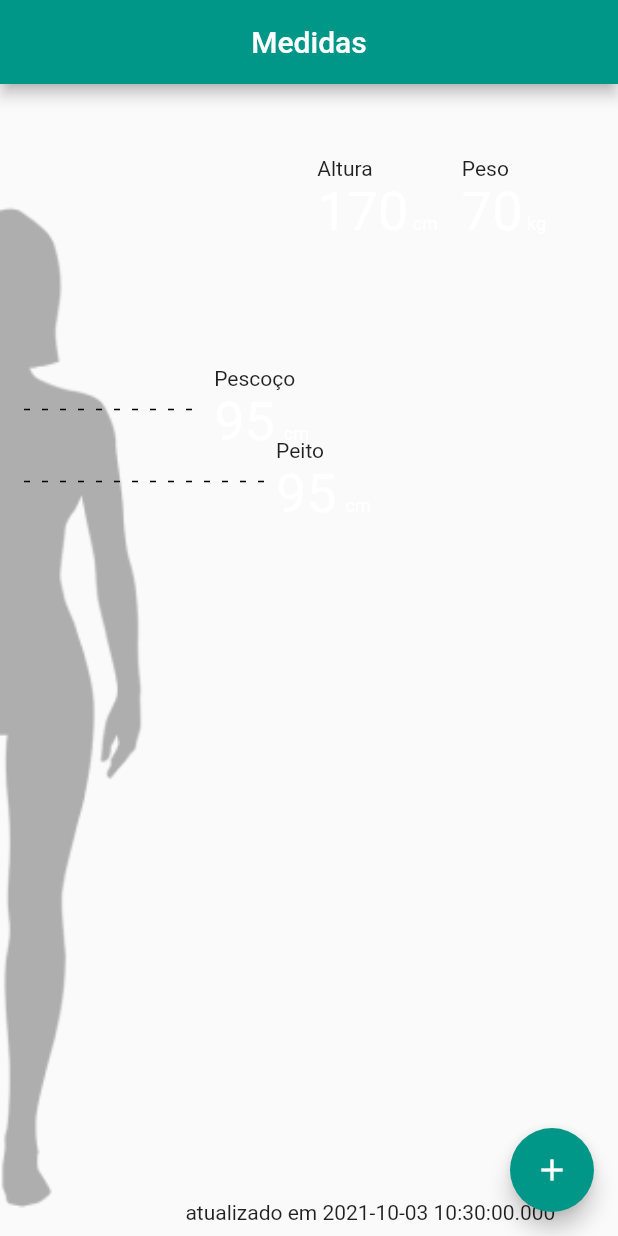
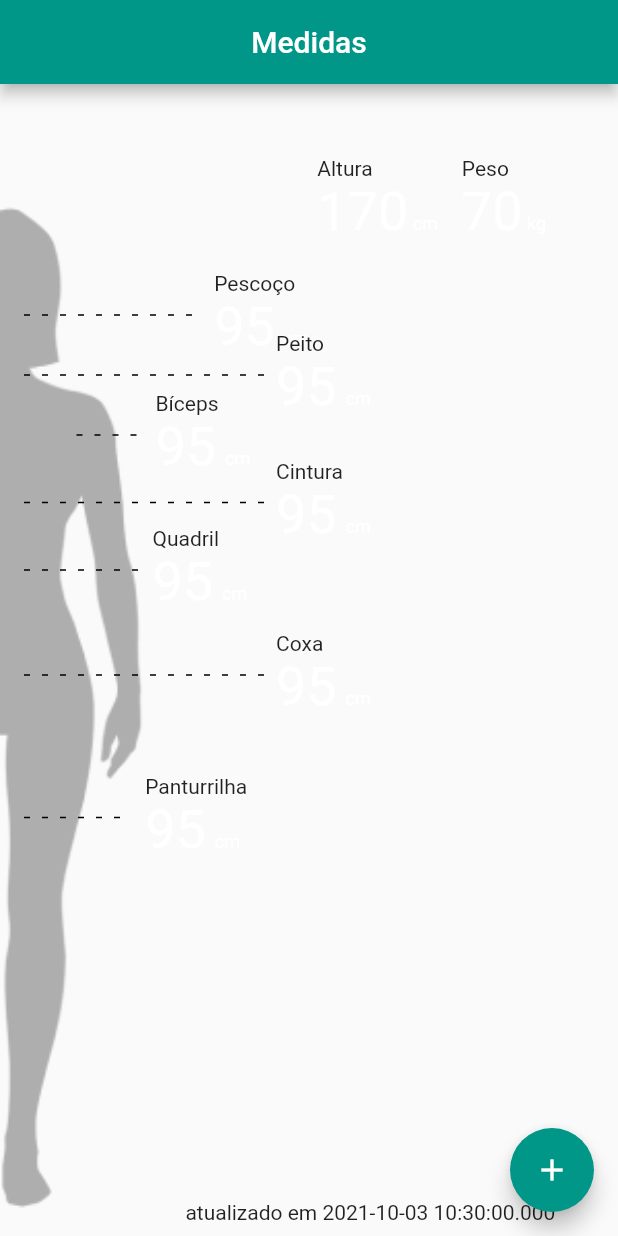
Before and after one commit to comp3034/atividade-1o-bimestre-pedrofdr01, a Flutter app: the screen it shows after launch, on a phone screen of 412 x 824 dp. Run offline on Flutter 3.47's test engine with Material 2 defaults, Android fonts, the phone set to English and light mode, and no system bars; drawn by our look-alikes of dotted_line; our stand-ins replace boxicons, fluttericon, google_fonts, validators; missing offline and left inert: direct_select_flutter, pixel_perfect.

Commit message:
Tela de Medidas

```diff
--- a/bodyapp/lib/medidas/ui/screens/medidas_screen.dart
+++ b/bodyapp/lib/medidas/ui/screens/medidas_screen.dart
@@ -49,7 +49,7 @@ class MedidasScreen extends StatelessWidget {
               ),
             ),
             NestedMeasureWidget(
-              top: 188,
+              top: 125,
               left: 0,
               width: width * .5,
               label: 'Pescoço',
@@ -57,10 +57,50 @@ class MedidasScreen extends StatelessWidget {
               measure: ' cm',
             ),
             NestedMeasureWidget(
-              top: 188 + 48,
+              top: 165,
               left: 0,
               width: width * .6,
               label: 'Peito',
+              value: '95',
+              measure: ' cm',
+            ),
+            NestedMeasureWidget(
+              top: 205,
+              left: 35,
+              width: width * .32,
+              label: 'Bíceps',
+              value: '95',
+              measure: ' cm',
+            ),
+            NestedMeasureWidget(
+              top: 250,
+              left: 0,
+              width: width * .6,
+              label: 'Cintura',
+              value: '95',
+              measure: ' cm',
+            ),
+            NestedMeasureWidget(
+              top: 295,
+              left: 0,
+              width: width * .4,
+              label: 'Quadril',
+              value: '95',
+              measure: ' cm',
+            ),
+            NestedMeasureWidget(
+              top: 365,
+              left: 0,
+              width: width * .6,
+              label: 'Coxa',
+              value: '95',
+              measure: ' cm',
+            ),
+            NestedMeasureWidget(
+              top: 460,
+              left: 0,
+              width: width * .4,
+              label: 'Panturrilha',
               value: '95',
               measure: ' cm',
             ),
```
